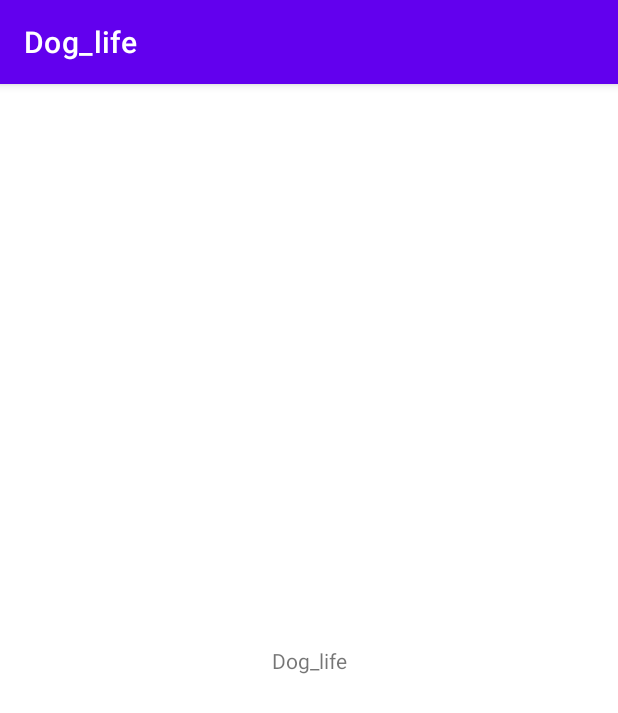
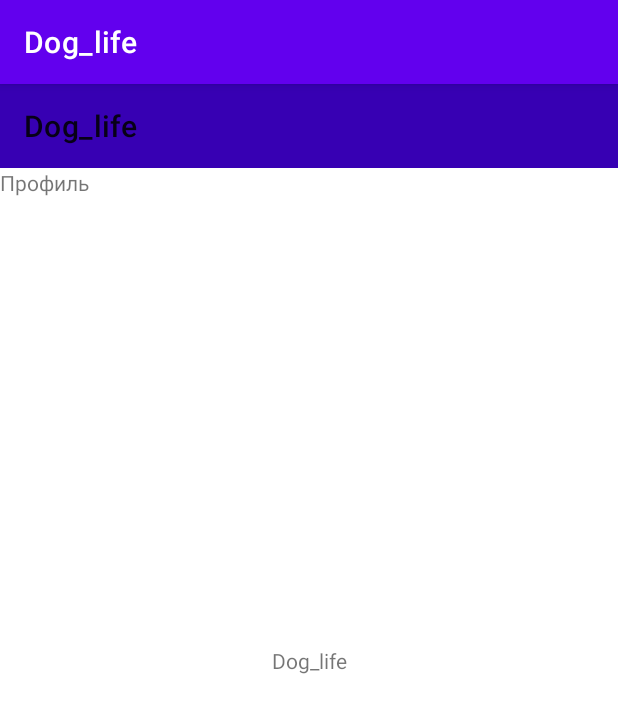
Before and after one commit to Cmehotron/Dog_life, an Android app: the screen it shows after launch (MainActivity), on a phone screen of 412 x 824 dp. Shown: the top 713 px of the screen. Run offline under Robolectric (Android 15) with nearby library versions, the phone set to English and light mode, and no system bars; our stand-ins replace navigation-ui; 1 statement that could not run was skipped.

Commit message:
not work
Signed-off-by: fermiums <taranov@strim-tech.com>

```diff
--- /dev/null
+++ b/app/src/main/java/com/example/dog_life/Profile.kt
@@ -0,0 +1,24 @@
+package com.example.dog_life
+
+import android.os.Bundle
+import androidx.fragment.app.Fragment
+import android.view.LayoutInflater
+import android.view.View
+import android.view.ViewGroup
+import kotlinx.android.synthetic.main.fragment_page.*
+
+class Profile : Fragment() {
+
+    override fun onCreateView(
+        inflater: LayoutInflater, container: ViewGroup?,
+        savedInstanceState: Bundle?
+    ): View? =
+        inflater.inflate(R.layout.fragment_page, container, false)
+
+    override fun onViewCreated(view: View, savedInstanceState: Bundle?) {
+        super.onViewCreated(view, savedInstanceState)
+
+        // каждому фрагменту установите уникальный текст для наглядности
+        tv_info.text = "Профиль"
+    }
+}
--- a/app/src/main/res/layout/activity_main.xml
+++ b/app/src/main/res/layout/activity_main.xml
@@ -2,11 +2,36 @@
 <androidx.constraintlayout.widget.ConstraintLayout xmlns:android="http://schemas.android.com/apk/res/android"
     xmlns:app="http://schemas.android.com/apk/res-auto"
     xmlns:tools="http://schemas.android.com/tools"
+    android:id="@+id/drawer_layout"
     android:layout_width="match_parent"
     android:layout_height="match_parent"
     tools:context=".MainActivity">
 
+    <LinearLayout
+        android:layout_width="match_parent"
+        android:layout_height="match_parent"
+        android:orientation="vertical">
+
+        <androidx.appcompat.widget.Toolbar
+            android:id="@+id/toolbar"
+            android:layout_width="match_parent"
+            android:layout_height="wrap_content"
+            android:minHeight="?attr/actionBarSize"
+            android:background="@color/colorPrimary"
+            app:title="@string/app_name" />
+
+        <fragment
+            android:id="@+id/fragment_container"
+            android:layout_width="match_parent"
+            android:layout_height="match_parent"
+            android:name="androidx.navigation.fragment.NavHostFragment"
+            app:defaultNavHost="true"
+            app:navGraph="@navigation/nav_graph" />
+    </LinearLayout>
+
+
     <TextView
+        android:id="@+id/nav_view"
         android:layout_width="wrap_content"
         android:layout_height="wrap_content"
         android:text="Dog_life"
--- /dev/null
+++ b/app/src/main/res/layout/fragment_page.xml
@@ -0,0 +1,15 @@
+<?xml version="1.0" encoding="utf-8"?>
+<androidx.constraintlayout.widget.ConstraintLayout xmlns:android="http://schemas.android.com/apk/res/android"
+    xmlns:tools="http://schemas.android.com/tools"
+    android:layout_width="match_parent"
+    android:layout_height="match_parent">
+
+    <TextView
+        android:id="@+id/tv_info"
+        android:layout_width="wrap_content"
+        android:layout_height="wrap_content"
+        android:text="TextView"
+        tools:layout_editor_absoluteX="176dp"
+        tools:layout_editor_absoluteY="345dp"
+        tools:ignore="MissingConstraints" />
+</androidx.constraintlayout.widget.ConstraintLayout>
--- /dev/null
+++ b/app/src/main/res/navigation/nav_graph.xml
@@ -0,0 +1,47 @@
+<?xml version="1.0" encoding="utf-8"?>
+<navigation xmlns:android="http://schemas.android.com/apk/res/android"
+    xmlns:app="http://schemas.android.com/apk/res-auto"
+    android:id="@+id/nav_graph"
+    app:startDestination="@id/profile">
+
+    <fragment
+        android:id="@+id/profile"
+        android:name="com.example.dog_life.Profile"
+        android:label="Profile" >
+        <action
+            android:id="@+id/action_profile_to_calendar"
+            app:destination="@id/calendar" />
+        <action
+            android:id="@+id/action_profile_to_about_us"
+            app:destination="@id/about_us" />
+        <action
+            android:id="@+id/action_profile_to_settings"
+            app:destination="@id/settings" />
+        <action
+            android:id="@+id/action_profile_to_maps"
+            app:destination="@id/maps" />
+        <action
+            android:id="@+id/action_profile_to_help"
+            app:destination="@id/help" />
+    </fragment>
+    <fragment
+        android:id="@+id/about_us"
+        android:name="com.example.dog_life.About_us"
+        android:label="About_us" />
+    <fragment
+        android:id="@+id/calendar"
+        android:name="com.example.dog_life.Calendar"
+        android:label="Calendar" />
+    <fragment
+        android:id="@+id/help"
+        android:name="com.example.dog_life.Help"
+        android:label="Help" />
+    <fragment
+        android:id="@+id/maps"
+        android:name="com.example.dog_life.Maps"
+        android:label="Maps" />
+    <fragment
+        android:id="@+id/settings"
+        android:name="com.example.dog_life.Settings"
+        android:label="Settings" />
+</navigation>
--- a/app/src/main/res/values/colors.xml
+++ b/app/src/main/res/values/colors.xml
@@ -7,4 +7,5 @@
     <color name="teal_700">#FF018786</color>
     <color name="black">#FF000000</color>
     <color name="white">#FFFFFFFF</color>
+    <color name="colorPrimary">#FF3700B3</color>
 </resources>
```
Also changed, not shown: app/build.gradle (+8 -2 lines), app/src/main/java/com/example/dog_life/About_us.kt (added, +24 -0 lines), app/src/main/java/com/example/dog_life/Calendar.kt (added, +25 -0 lines), app/src/main/java/com/example/dog_life/Help.kt (added, +24 -0 lines), app/src/main/java/com/example/dog_life/MainActivity.kt (+25 -0 lines), app/src/main/java/com/example/dog_life/Maps.kt (added, +24 -0 lines), app/src/main/java/com/example/dog_life/Settings.kt (added, +24 -0 lines).
